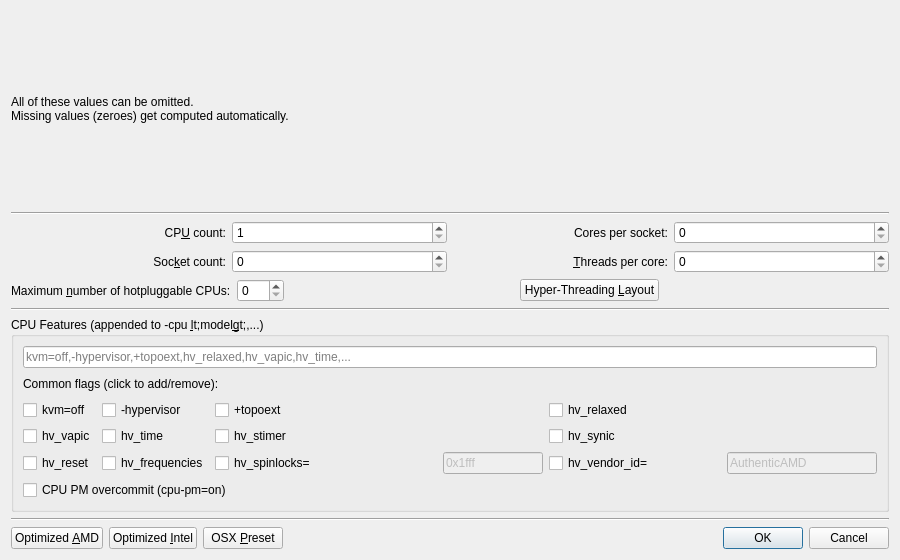
This is src/SMP_Settings_Window.ui in tronx2100/aqemu as Qt 5 draws it before an edit. The edited form follows.
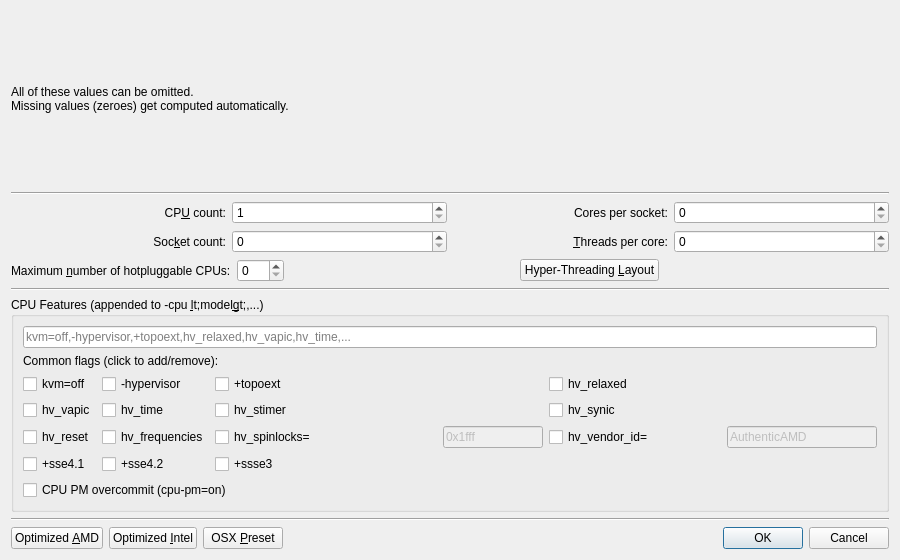
This is the edited form. Icons and pictures are not drawn. Custom widgets are drawn as their Qt base class.

```diff
--- a/src/SMP_Settings_Window.ui
+++ b/src/SMP_Settings_Window.ui
@@ -351,6 +351,27 @@
            </item>
           </layout>
          </item>
+          <item row="3" column="0">
+           <widget class="QCheckBox" name="CB_SSE41">
+            <property name="text">
+             <string>+sse4.1</string>
+            </property>
+           </widget>
+          </item>
+          <item row="3" column="1">
+           <widget class="QCheckBox" name="CB_SSE42">
+            <property name="text">
+             <string>+sse4.2</string>
+            </property>
+           </widget>
+          </item>
+          <item row="3" column="2">
+           <widget class="QCheckBox" name="CB_SSSE3">
+            <property name="text">
+             <string>+ssse3</string>
+            </property>
+           </widget>
+          </item>
          </layout>
         </item>
         <item>
```
Left out of the diff: 3 changed lines with no effect on the pictures. Lines whose indentation alone changed are shown as unchanged.
